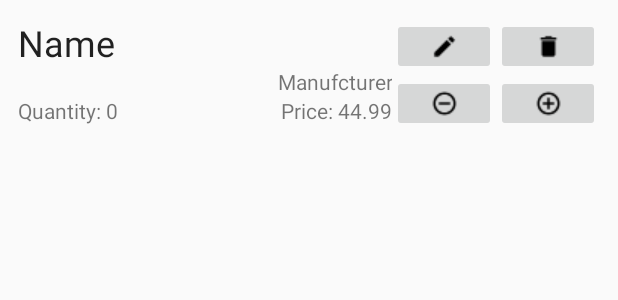
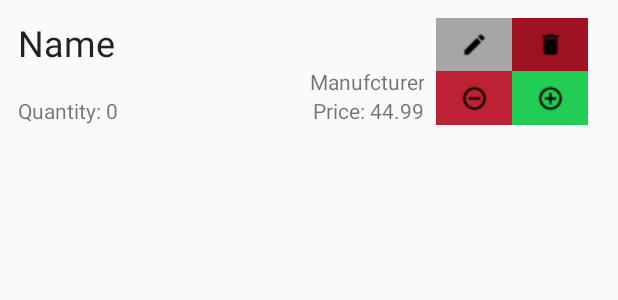
Before and after one commit to pfoof/MSI_Project, an Android app: the layout stock_item.xml on its own in the app's theme, with its tools: preview values and no code run, on a phone screen of 412 x 824 dp. Shown: the top 300 px of the screen. Run offline under Robolectric (Android 15) with nearby library versions, the phone set to English and light mode, and no system bars.

Commit message:
Fix compilation errors

```diff
--- a/android-client/app/src/main/java/com/example/msiproject/utils/ItemsAdapter.java
+++ b/android-client/app/src/main/java/com/example/msiproject/utils/ItemsAdapter.java
@@ -46,7 +46,7 @@ public class ItemsAdapter extends ArrayAdapter<ItemModel> {
         return layout;
     }
 
-    private void populate(LinearLayout l, ItemModel o, final IStockItemAction action) {
+    private void populate(LinearLayout l, final ItemModel o, final IStockItemAction action) {
         TextView text_name = (TextView) l.findViewById(R.id.text_name);
         TextView text_prod = (TextView) l.findViewById(R.id.text_prod);
         TextView text_price = (TextView) l.findViewById(R.id.text_price);
@@ -79,7 +79,7 @@ public class ItemsAdapter extends ArrayAdapter<ItemModel> {
                 btnEdit.setOnClickListener(new View.OnClickListener() {
                     @Override
                     public void onClick(View v) {
-                        action.editItem(Integer.parseInt(idCopy));
+                        action.editItem(Integer.parseInt(idCopy), o);
                     }
                 });
         }
--- /dev/null
+++ b/android-client/app/src/main/res/drawable/ic_refresh_white_24dp.xml
@@ -0,0 +1,5 @@
+<vector android:height="24dp" android:tint="#FFFFFF"
+    android:viewportHeight="24.0" android:viewportWidth="24.0"
+    android:width="24dp" xmlns:android="http://schemas.android.com/apk/res/android">
+    <path android:fillColor="#FF000000" android:pathData="M17.65,6.35C16.2,4.9 14.21,4 12,4c-4.42,0 -7.99,3.58 -7.99,8s3.57,8 7.99,8c3.73,0 6.84,-2.55 7.73,-6h-2.08c-0.82,2.33 -3.04,4 -5.65,4 -3.31,0 -6,-2.69 -6,-6s2.69,-6 6,-6c1.66,0 3.14,0.69 4.22,1.78L13,11h7V4l-2.35,2.35z"/>
+</vector>
--- a/android-client/app/src/main/res/layout/activity_main.xml
+++ b/android-client/app/src/main/res/layout/activity_main.xml
@@ -19,7 +19,8 @@
         android:layout_height="wrap_content"
         android:layout_gravity="right|bottom"
         android:layout_margin="32dp"
-        android:src="@android:drawable/arrow_up_float"
+        android:background="@color/colorRefresh"
+        android:src="@drawable/ic_refresh_white_24dp"
         android:id="@+id/refreshBtn" />
 
     <FrameLayout
--- a/android-client/app/src/main/res/layout/stock_item.xml
+++ b/android-client/app/src/main/res/layout/stock_item.xml
@@ -45,6 +45,7 @@
     <GridLayout
         android:layout_width="wrap_content"
         android:layout_height="match_parent"
+        android:layout_marginHorizontal="8dp"
         android:layout_weight="0.33"
         android:columnCount="2"
         android:rowCount="2">
@@ -52,16 +53,20 @@
         <ImageButton
             android:layout_width="wrap_content" android:layout_height="wrap_content"
             android:layout_columnWeight="10" android:layout_rowWeight="10"
-            android:id="@+id/btnEdit" android:src="@drawable/edit"/>
+            android:id="@+id/btnEdit" android:src="@drawable/edit"
+            android:background="@color/colorNeutral"/>
         <ImageButton android:layout_width="wrap_content" android:layout_height="wrap_content"
             android:layout_columnWeight="10" android:layout_rowWeight="10"
-            android:id="@+id/btnDelete" android:src="@drawable/delete"/>
+            android:id="@+id/btnDelete" android:src="@drawable/delete"
+            android:background="@color/colorDel" />
         <ImageButton android:layout_width="wrap_content" android:layout_height="wrap_content"
             android:layout_columnWeight="10" android:layout_rowWeight="10"
-            android:id="@+id/btnRemove" android:src="@drawable/remove"/>
+            android:id="@+id/btnRemove" android:src="@drawable/remove"
+            android:background="@color/colorRem" />
         <ImageButton android:layout_width="wrap_content" android:layout_height="wrap_content"
             android:layout_columnWeight="10" android:layout_rowWeight="10"
-            android:id="@+id/btnAdd" android:src="@drawable/add_small"/>
+            android:id="@+id/btnAdd" android:src="@drawable/add_small"
+            android:background="@color/colorAdd" />
 
     </GridLayout>
 
--- a/android-client/app/src/main/res/values/colors.xml
+++ b/android-client/app/src/main/res/values/colors.xml
@@ -2,5 +2,11 @@
 <resources>
     <color name="colorPrimary">#008577</color>
     <color name="colorPrimaryDark">#00574B</color>
-    <color name="colorAccent">#D81B60</color>
+    <color name="colorAccent">#112288</color>
+
+    <color name="colorRefresh">#112288</color>
+    <color name="colorAdd">#22CD54</color>
+    <color name="colorRem">#BD2234</color>
+    <color name="colorDel">#9D1122</color>
+    <color name="colorNeutral">#a6a6a6</color>
 </resources>
```
Also changed, not shown: android-client/app/src/main/res/drawable/ic_delete_sweep_black_24dp.xml (added, +9 -0 lines).
